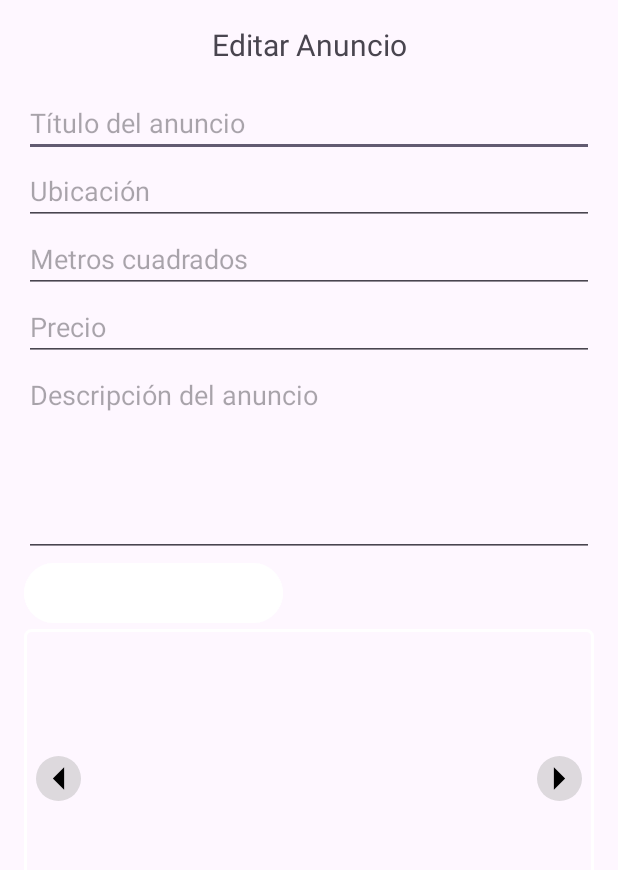
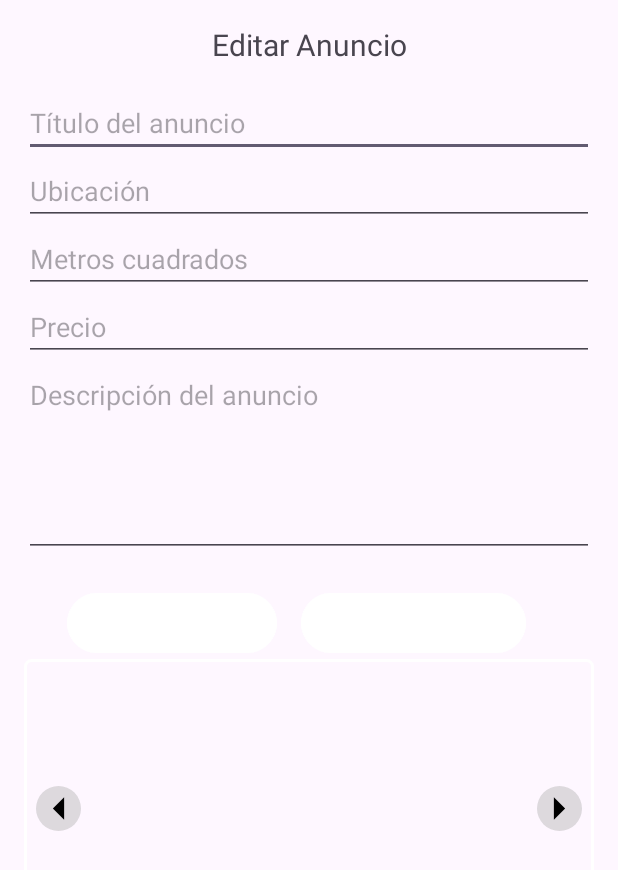
Before and after one commit to gmartinezc7/PAD_FMR, an Android app: the layout activity_editar_anuncio.xml on its own in the app's theme, with its tools: preview values and no code run, on a phone screen of 412 x 824 dp. Shown: the top 870 px of the screen. Run offline under Robolectric (Android 15) with nearby library versions, the light colour scheme and no system bars.

Commit message:
BOTON DE ELIMINAR IMAGEN
Se ha añadido el botón de eliminar imagen, tanto para crear anuncio como para editarlo.

También está terminada CASI toda la documentación del código, cosa bastante importante.

Con esto se daría prácticamente por acabada mi parte, a falta de mejorar un poco algunas vistas, colores, etc, que se dejará para el final si sobra tiempo.

```diff
--- a/app/src/main/res/layout/activity_editar_anuncio.xml
+++ b/app/src/main/res/layout/activity_editar_anuncio.xml
@@ -56,12 +56,33 @@
             android:gravity="top"
             android:scrollbars="vertical" />
 
-        <Button
-            android:id="@+id/btn_seleccionar_imagen"
-            android:layout_width="wrap_content"
+        <LinearLayout
+            android:layout_width="match_parent"
             android:layout_height="wrap_content"
-            android:text="Seleccionar Imagen"
-            android:backgroundTint="#FFFFFF"/>
+            android:orientation="horizontal"
+            android:gravity="center"
+            android:layout_marginTop="20dp">
+
+            <Button
+
+                android:id="@+id/btn_seleccionar_imagen"
+                android:layout_width="wrap_content"
+                android:layout_height="wrap_content"
+                android:text="Añadir Imagen"
+                android:backgroundTint="#FFFFFF"
+                android:layout_marginEnd="16dp" />
+
+
+            <Button
+                android:id="@+id/btn_eliminar_imagen"
+                android:layout_width="wrap_content"
+                android:layout_height="wrap_content"
+                android:text="Eliminar Imagen"
+                android:backgroundTint="#FFFFFF"
+                android:layout_marginEnd="16dp" />
+
+        </LinearLayout>
+
 
         <FrameLayout
             android:id="@+id/preview_rect"
```
Also changed, not shown: app/src/main/java/es/ucm/fdi/v3findmyroommate/ui/viviendas/Anuncio.java (+6 -26 lines), app/src/main/java/es/ucm/fdi/v3findmyroommate/ui/viviendas/AnuncioDetalleActivity.java (+16 -1 lines), app/src/main/java/es/ucm/fdi/v3findmyroommate/ui/viviendas/AnunciosAdapter.java (+27 -15 lines), app/src/main/java/es/ucm/fdi/v3findmyroommate/ui/viviendas/CrearAnuncioActivity.java (+29 -1 lines), app/src/main/java/es/ucm/fdi/v3findmyroommate/ui/viviendas/EditarAnuncioActivity.java (+36 -1 lines), app/src/main/java/es/ucm/fdi/v3findmyroommate/ui/viviendas/MisViviendasFragment.java (+20 -4 lines), app/src/main/java/es/ucm/fdi/v3findmyroommate/ui/viviendas/MisViviendasViewModel.java (+13 -13 lines), app/src/main/res/layout/activity_crear_anuncio.xml (+26 -6 lines).
